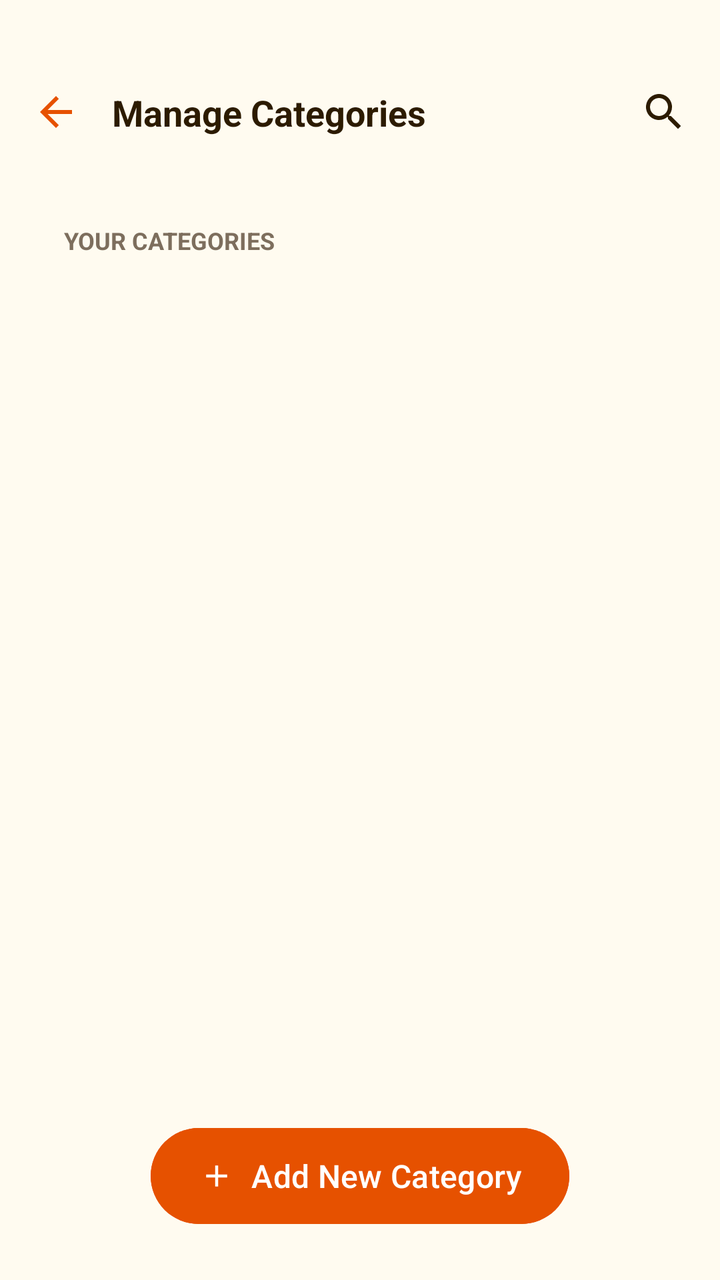
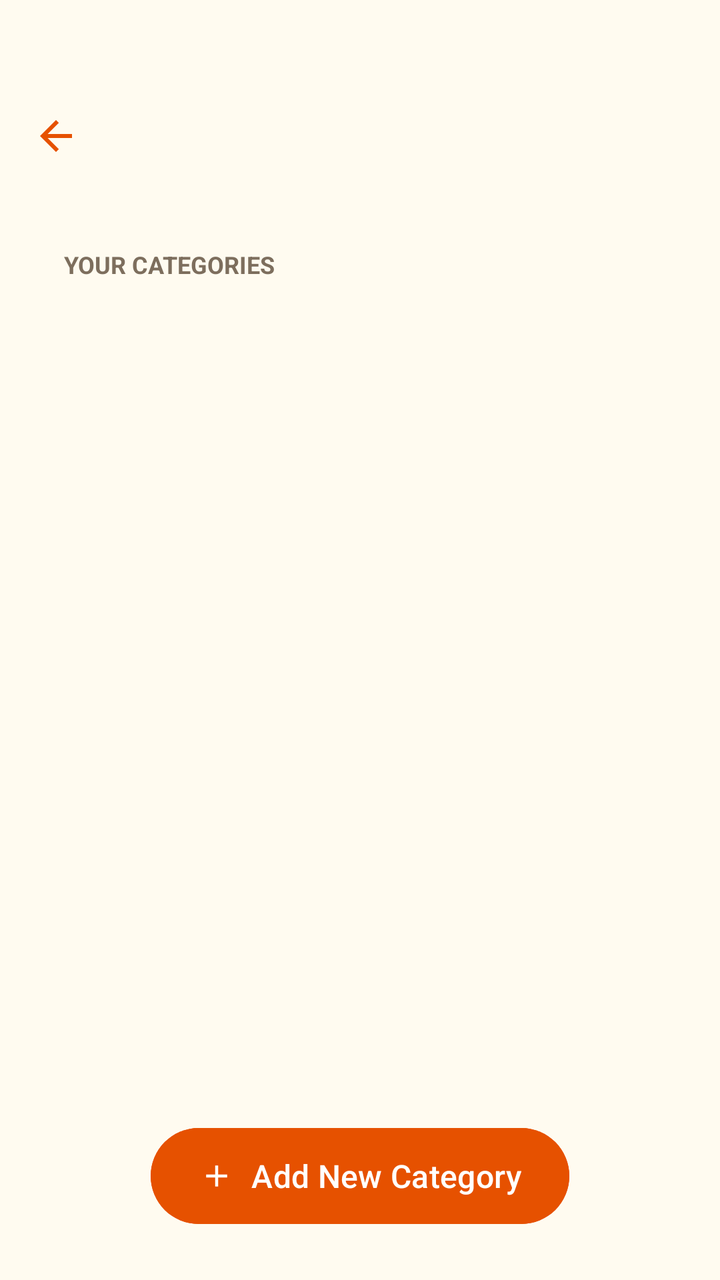

Compare the two renders of this Android layout. The source of the first and the diff that turns it into the second are given below.
<!-- AndroidManifest.xml: application theme Theme.WhereIsMyCar -->
<!-- res/layout/fragment_manage_categories.xml -->
<?xml version="1.0" encoding="utf-8"?>
<androidx.constraintlayout.widget.ConstraintLayout xmlns:android="http://schemas.android.com/apk/res/android"
    xmlns:app="http://schemas.android.com/apk/res-auto"
    xmlns:tools="http://schemas.android.com/tools"
    android:layout_width="match_parent"
    android:layout_height="match_parent"
    android:background="@color/app_background"
    android:paddingTop="@dimen/layout_padding_top"
    tools:context=".ManageCategoriesFragment">

    <androidx.constraintlayout.widget.ConstraintLayout
        android:id="@+id/toolbar"
        android:layout_width="match_parent"
        android:layout_height="?attr/actionBarSize"
        android:paddingHorizontal="16dp"
        app:layout_constraintTop_toTopOf="parent">

        <ImageView
            android:id="@+id/btn_back"
            android:layout_width="24dp"
            android:layout_height="24dp"
            android:contentDescription="@string/back"
            android:src="@drawable/ic_back"
            app:layout_constraintBottom_toBottomOf="parent"
            app:layout_constraintStart_toStartOf="parent"
            app:layout_constraintTop_toTopOf="parent"
            app:tint="@color/primary" />

        <TextView
            android:layout_width="wrap_content"
            android:layout_height="wrap_content"
            android:layout_marginStart="16dp"
            android:text="@string/manage_categories"
            android:textColor="@color/text_primary"
            android:textSize="18sp"
            android:textStyle="bold"
            app:layout_constraintBottom_toBottomOf="parent"
            app:layout_constraintStart_toEndOf="@+id/btn_back"
            app:layout_constraintTop_toTopOf="parent" />

        <ImageView
            android:id="@+id/btn_search"
            android:layout_width="24dp"
            android:layout_height="24dp"
            android:contentDescription="@string/search"
            android:src="@drawable/ic_search"
            app:layout_constraintBottom_toBottomOf="parent"
            app:layout_constraintEnd_toEndOf="parent"
            app:layout_constraintTop_toTopOf="parent"
            app:tint="@color/text_primary" />
    </androidx.constraintlayout.widget.ConstraintLayout>

    <TextView
        android:id="@+id/tv_title_categories"
        android:layout_width="wrap_content"
        android:layout_height="wrap_content"
        android:layout_marginStart="32dp"
        android:layout_marginTop="24dp"
        android:text="@string/your_categories"
        android:textAllCaps="true"
        android:textColor="@color/text_secondary"
        android:textSize="12sp"
        android:textStyle="bold"
        app:layout_constraintStart_toStartOf="parent"
        app:layout_constraintTop_toBottomOf="@id/toolbar" />

    <androidx.recyclerview.widget.RecyclerView
        android:id="@+id/rv_categories"
        android:layout_width="match_parent"
        android:layout_height="0dp"
        android:layout_marginTop="16dp"
        android:clipToPadding="false"
        android:paddingHorizontal="16dp"
        android:paddingBottom="100dp"
        app:layout_constraintBottom_toTopOf="@id/btn_add_category"
        app:layout_constraintTop_toBottomOf="@id/tv_title_categories"
        tools:listitem="@layout/item_category" />

    <com.google.android.material.button.MaterialButton
        android:id="@+id/btn_add_category"
        android:layout_width="wrap_content"
        android:layout_height="56dp"
        android:layout_margin="24dp"
        android:backgroundTint="@color/primary"
        app:icon="@drawable/ic_plus"
        android:text="@string/add_new_category"
        android:textAllCaps="false"
        android:textColor="@color/white"
        android:textSize="16sp"
        app:cornerRadius="28dp"
        app:layout_constraintBottom_toBottomOf="parent"
        app:layout_constraintEnd_toEndOf="parent"
        app:layout_constraintStart_toStartOf="parent" />

</androidx.constraintlayout.widget.ConstraintLayout>
<!-- res/layout/item_category.xml (included above) -->
<?xml version="1.0" encoding="utf-8"?>
<androidx.constraintlayout.widget.ConstraintLayout xmlns:android="http://schemas.android.com/apk/res/android"
    xmlns:app="http://schemas.android.com/apk/res-auto"
    xmlns:tools="http://schemas.android.com/tools"
    android:layout_width="match_parent"
    android:layout_height="wrap_content"
    android:layout_marginBottom="12dp"
    android:background="@drawable/bg_category_item"
    android:padding="12dp">

    <androidx.cardview.widget.CardView
        android:id="@+id/category_icon_container"
        android:layout_width="48dp"
        android:layout_height="48dp"
        app:cardBackgroundColor="@color/primary"
        app:cardCornerRadius="8dp"
        app:cardElevation="0dp"
        app:layout_constraintBottom_toBottomOf="parent"
        app:layout_constraintStart_toStartOf="parent"
        app:layout_constraintTop_toTopOf="parent">

        <ImageView
            android:id="@+id/category_icon"
            android:layout_width="24dp"
            android:layout_height="24dp"
            android:layout_gravity="center"
            android:contentDescription="@string/category"
            android:src="@drawable/ic_coffee"
            app:tint="@color/white" />
    </androidx.cardview.widget.CardView>

    <TextView
        android:id="@+id/category_name"
        android:layout_width="0dp"
        android:layout_height="wrap_content"
        android:layout_marginStart="16dp"
        android:layout_marginEnd="8dp"
        android:text="@string/category"
        android:textColor="@color/text_primary"
        android:textSize="16sp"
        android:textStyle="bold"
        app:layout_constraintEnd_toStartOf="@+id/edit"
        app:layout_constraintStart_toEndOf="@id/category_icon_container"
        app:layout_constraintTop_toTopOf="@id/category_icon_container" />

    <TextView
        android:id="@+id/location_count"
        android:layout_width="0dp"
        android:layout_height="wrap_content"
        android:text="@string/location_count_text"
        android:textColor="@color/text_secondary"
        android:textSize="12sp"
        app:layout_constraintBottom_toBottomOf="@id/category_icon_container"
        app:layout_constraintEnd_toEndOf="@id/category_name"
        app:layout_constraintStart_toStartOf="@id/category_name"
        app:layout_constraintTop_toBottomOf="@id/category_name" />

    <ImageView
        android:id="@+id/edit"
        android:layout_width="24dp"
        android:layout_height="24dp"
        android:layout_marginEnd="16dp"
        android:contentDescription="@string/edit"
        android:src="@drawable/ic_edit"
        app:layout_constraintBottom_toBottomOf="parent"
        app:layout_constraintEnd_toStartOf="@id/delete"
        app:layout_constraintTop_toTopOf="parent"
        app:tint="@color/text_secondary" />

    <ImageView
        android:id="@+id/delete"
        android:layout_width="24dp"
        android:layout_height="24dp"
        android:contentDescription="@string/delete"
        android:src="@drawable/ic_delete"
        app:layout_constraintBottom_toBottomOf="parent"
        app:layout_constraintEnd_toEndOf="parent"
        app:layout_constraintTop_toTopOf="parent"
        app:tint="@color/text_secondary" />

</androidx.constraintlayout.widget.ConstraintLayout>
<!-- resources referenced by this layout -->
<resources>
  <color name="app_background">#FFFBF0</color>
  <color name="primary">#E65100</color>
  <color name="text_primary">#2C1B00</color>
  <color name="text_secondary">#7D6E5D</color>
  <color name="white">#FFFFFFFF</color>
  <dimen name="layout_padding_top">24dp</dimen>
  <!-- drawable bg_category_item (drawable) -->
  <?xml version="1.0" encoding="utf-8"?>
  <shape xmlns:android="http://schemas.android.com/apk/res/android">
      <solid android:color="@color/card_surface" />
      <corners android:radius="12dp" />
  </shape>
  <!-- drawable ic_search (drawable) -->
  <?xml version="1.0" encoding="utf-8"?>
  <vector xmlns:android="http://schemas.android.com/apk/res/android"
      android:width="24dp"
      android:height="24dp"
      android:viewportWidth="24"
      android:viewportHeight="24">
      <path
          android:fillColor="#FFFFFF"
          android:pathData="M15.5,14h-0.79l-0.28,-0.27C15.41,12.59 16,11.11 16,9.5 16,5.91 13.09,3 9.5,3S3,5.91 3,9.5 5.91,16 9.5,16c1.61,0 3.09,-0.59 4.23,-1.57l0.27,0.28v0.79l5,4.99L20.49,19l-4.99,-5zM9.5,14C7.01,14 5,11.99 5,9.5S7.01,5 9.5,5 14,7.01 14,9.5 11.99,14 9.5,14z"/>
  </vector>
  <string name="add_new_category">Add New Category</string>
  <string name="back">Back</string>
  <string name="category">Category</string>
  <string name="delete">Delete</string>
  <string name="edit">Edit</string>
  <string name="location_count_text">%1$d locations</string>
  <string name="manage_categories">Manage Categories</string>
  <string name="search">Search</string>
  <string name="your_categories">Your categories</string>
  <style name="Theme.WhereIsMyCar" parent="Base.Theme.WhereIsMyCar" />
  <color name="card_surface">#FFFFFF</color>
  <style name="Base.Theme.WhereIsMyCar" parent="Theme.Material3.DayNight.NoActionBar">
          
          <item name="colorPrimary">@color/primary</item>
          <item name="colorOnPrimary">@color/white</item>
          <item name="android:windowBackground">@color/app_background</item>
  
          
          <item name="android:popupMenuStyle">@style/Widget.Material3.PopupMenu.Custom</item>
          <item name="popupMenuStyle">@style/Widget.Material3.PopupMenu.Custom</item>
          <item name="android:textAppearanceLargePopupMenu">@style/TextAppearance.Material3.BodyLarge</item>
          <item name="android:textAppearanceSmallPopupMenu">@style/TextAppearance.Material3.BodyMedium</item>
          <item name="materialSwitchStyle">@style/Widget.App.Switch</item>
  
          
          <item name="preferenceTheme">@style/PreferenceThemeOverlay</item>
  
          
          <item name="iconColor">@color/text_primary</item>
      </style>
  <style name="Widget.App.Switch" parent="Widget.Material3.CompoundButton.MaterialSwitch">
          <item name="materialThemeOverlay">@style/ThemeOverlay.App.Switch</item>
          <item name="android:scaleX">0.8</item>
          <item name="android:scaleY">0.8</item>
          <item name="thumbIcon">@drawable/ic_check</item>
      </style>
  <style name="PreferenceThemeOverlay" parent="PreferenceThemeOverlay.v14.Material">
          <item name="preferenceCategoryStyle">@style/PreferenceCategoryStyle</item>
      </style>
  <!-- drawable bg_popup_menu (drawable) -->
  <?xml version="1.0" encoding="utf-8"?>
  <shape xmlns:android="http://schemas.android.com/apk/res/android">
      
      <solid android:color="@color/bg_gray" />
      
      <corners android:radius="12dp" />
      <stroke
          android:width="1dp"
          android:color="@color/border_gray" />
  </shape>
  <style name="PreferenceCategoryStyle" parent="Preference.Category.Material">
          <item name="android:layout">@layout/custom_preference_category</item>
          <item name="allowDividerAbove">false</item>
          <item name="allowDividerBelow">false</item>
          <item name="iconSpaceReserved">false</item>
      </style>
  <color name="bg_gray">#EDE7DE</color>
  <color name="border_gray">#E0D7C6</color>
  <color name="primary_gray">#EBE3D5</color>
  <color name="primary_gray_full">#D6CDC0</color>
  <!-- unchanged entries left out for length: 8 -->
</resources>

<!-- the commit's change to res/layout/fragment_manage_categories.xml (unified diff, before → after) -->
@@ -8,47 +8,10 @@
     android:paddingTop="@dimen/layout_padding_top"
     tools:context=".ManageCategoriesFragment">
 
-    <androidx.constraintlayout.widget.ConstraintLayout
-        android:id="@+id/toolbar"
-        android:layout_width="match_parent"
-        android:layout_height="?attr/actionBarSize"
-        android:paddingHorizontal="16dp"
-        app:layout_constraintTop_toTopOf="parent">
-
-        <ImageView
-            android:id="@+id/btn_back"
-            android:layout_width="24dp"
-            android:layout_height="24dp"
-            android:contentDescription="@string/back"
-            android:src="@drawable/ic_back"
-            app:layout_constraintBottom_toBottomOf="parent"
-            app:layout_constraintStart_toStartOf="parent"
-            app:layout_constraintTop_toTopOf="parent"
-            app:tint="@color/primary" />
-
-        <TextView
-            android:layout_width="wrap_content"
-            android:layout_height="wrap_content"
-            android:layout_marginStart="16dp"
-            android:text="@string/manage_categories"
-            android:textColor="@color/text_primary"
-            android:textSize="18sp"
-            android:textStyle="bold"
-            app:layout_constraintBottom_toBottomOf="parent"
-            app:layout_constraintStart_toEndOf="@+id/btn_back"
-            app:layout_constraintTop_toTopOf="parent" />
-
-        <ImageView
-            android:id="@+id/btn_search"
-            android:layout_width="24dp"
-            android:layout_height="24dp"
-            android:contentDescription="@string/search"
-            android:src="@drawable/ic_search"
-            app:layout_constraintBottom_toBottomOf="parent"
-            app:layout_constraintEnd_toEndOf="parent"
-            app:layout_constraintTop_toTopOf="parent"
-            app:tint="@color/text_primary" />
-    </androidx.constraintlayout.widget.ConstraintLayout>
+    <include
+        android:id="@+id/layout_header"
+        layout="@layout/layout_header"
+        app:layout_constraintTop_toTopOf="parent" />
 
     <TextView
         android:id="@+id/tv_title_categories"
@@ -62,7 +25,7 @@
         android:textSize="12sp"
         android:textStyle="bold"
         app:layout_constraintStart_toStartOf="parent"
-        app:layout_constraintTop_toBottomOf="@id/toolbar" />
+        app:layout_constraintTop_toBottomOf="@id/layout_header" />
 
     <androidx.recyclerview.widget.RecyclerView
         android:id="@+id/rv_categories"
@@ -91,6 +54,62 @@
         app:layout_constraintBottom_toBottomOf="parent"
         app:layout_constraintEnd_toEndOf="parent"
         app:layout_constraintStart_toStartOf="parent" />
+
+</androidx.constraintlayout.widget.ConstraintLayout>
+<!-- res/layout/layout_header.xml (included above) -->
+<?xml version="1.0" encoding="utf-8"?>
+<androidx.constraintlayout.widget.ConstraintLayout xmlns:android="http://schemas.android.com/apk/res/android"
+    xmlns:app="http://schemas.android.com/apk/res-auto"
+    android:id="@+id/toolbar"
+    android:layout_width="match_parent"
+    android:layout_height="?attr/actionBarSize"
+    android:paddingHorizontal="16dp">
+
+    <ImageView
+        android:id="@+id/btn_back"
+        android:layout_width="24dp"
+        android:layout_height="24dp"
+        android:contentDescription="@string/back"
+        android:src="@drawable/ic_back"
+        app:layout_constraintBottom_toBottomOf="parent"
+        app:layout_constraintStart_toStartOf="parent"
+        app:layout_constraintTop_toTopOf="parent"
+        app:tint="@color/primary" />
+
+    <TextView
+        android:id="@+id/tv_toolbar_title"
+        android:layout_width="wrap_content"
+        android:layout_height="wrap_content"
+        android:layout_marginStart="16dp"
+        android:includeFontPadding="false"
+        android:textColor="@color/text_primary"
+        android:textSize="18sp"
+        android:textStyle="bold"
+        app:layout_constraintBottom_toBottomOf="parent"
+        app:layout_constraintStart_toEndOf="@+id/btn_back"
+        app:layout_constraintTop_toTopOf="parent" />
+
+    <ImageView
+        android:id="@+id/btn_toolbar_action_icon"
+        android:layout_width="24dp"
+        android:layout_height="24dp"
+        android:visibility="gone"
+        app:layout_constraintBottom_toBottomOf="parent"
+        app:layout_constraintEnd_toEndOf="parent"
+        app:layout_constraintTop_toTopOf="parent"
+        app:tint="@color/text_primary" />
+
+    <TextView
+        android:id="@+id/btn_toolbar_action_text"
+        android:layout_width="wrap_content"
+        android:layout_height="wrap_content"
+        android:textColor="@color/primary"
+        android:textSize="16sp"
+        android:textStyle="bold"
+        android:visibility="gone"
+        app:layout_constraintBottom_toBottomOf="parent"
+        app:layout_constraintEnd_toEndOf="parent"
+        app:layout_constraintTop_toTopOf="parent" />
 
 </androidx.constraintlayout.widget.ConstraintLayout>
 <!-- res/layout/item_category.xml (included above) -->
<!-- resource entries referenced after the edit -->
@@ -5,32 +5,19 @@
   <color name="text_primary">#2C1B00</color>
   <color name="text_secondary">#7D6E5D</color>
   <color name="white">#FFFFFFFF</color>
-  <dimen name="layout_padding_top">24dp</dimen>
+  <dimen name="layout_padding_top">36dp</dimen>
   <!-- drawable bg_category_item (drawable) -->
   <?xml version="1.0" encoding="utf-8"?>
   <shape xmlns:android="http://schemas.android.com/apk/res/android">
       <solid android:color="@color/card_surface" />
       <corners android:radius="12dp" />
   </shape>
-  <!-- drawable ic_search (drawable) -->
-  <?xml version="1.0" encoding="utf-8"?>
-  <vector xmlns:android="http://schemas.android.com/apk/res/android"
-      android:width="24dp"
-      android:height="24dp"
-      android:viewportWidth="24"
-      android:viewportHeight="24">
-      <path
-          android:fillColor="#FFFFFF"
-          android:pathData="M15.5,14h-0.79l-0.28,-0.27C15.41,12.59 16,11.11 16,9.5 16,5.91 13.09,3 9.5,3S3,5.91 3,9.5 5.91,16 9.5,16c1.61,0 3.09,-0.59 4.23,-1.57l0.27,0.28v0.79l5,4.99L20.49,19l-4.99,-5zM9.5,14C7.01,14 5,11.99 5,9.5S7.01,5 9.5,5 14,7.01 14,9.5 11.99,14 9.5,14z"/>
-  </vector>
   <string name="add_new_category">Add New Category</string>
   <string name="back">Back</string>
   <string name="category">Category</string>
   <string name="delete">Delete</string>
   <string name="edit">Edit</string>
   <string name="location_count_text">%1$d locations</string>
-  <string name="manage_categories">Manage Categories</string>
-  <string name="search">Search</string>
   <string name="your_categories">Your categories</string>
   <style name="Theme.WhereIsMyCar" parent="Base.Theme.WhereIsMyCar" />
   <color name="card_surface">#FFFFFF</color>
@@ -51,7 +38,7 @@
           <item name="preferenceTheme">@style/PreferenceThemeOverlay</item>
   
           
-          <item name="iconColor">@color/text_primary</item>
+          <item name="icon_color">@color/text_primary</item>
       </style>
   <style name="Widget.App.Switch" parent="Widget.Material3.CompoundButton.MaterialSwitch">
           <item name="materialThemeOverlay">@style/ThemeOverlay.App.Switch</item>
